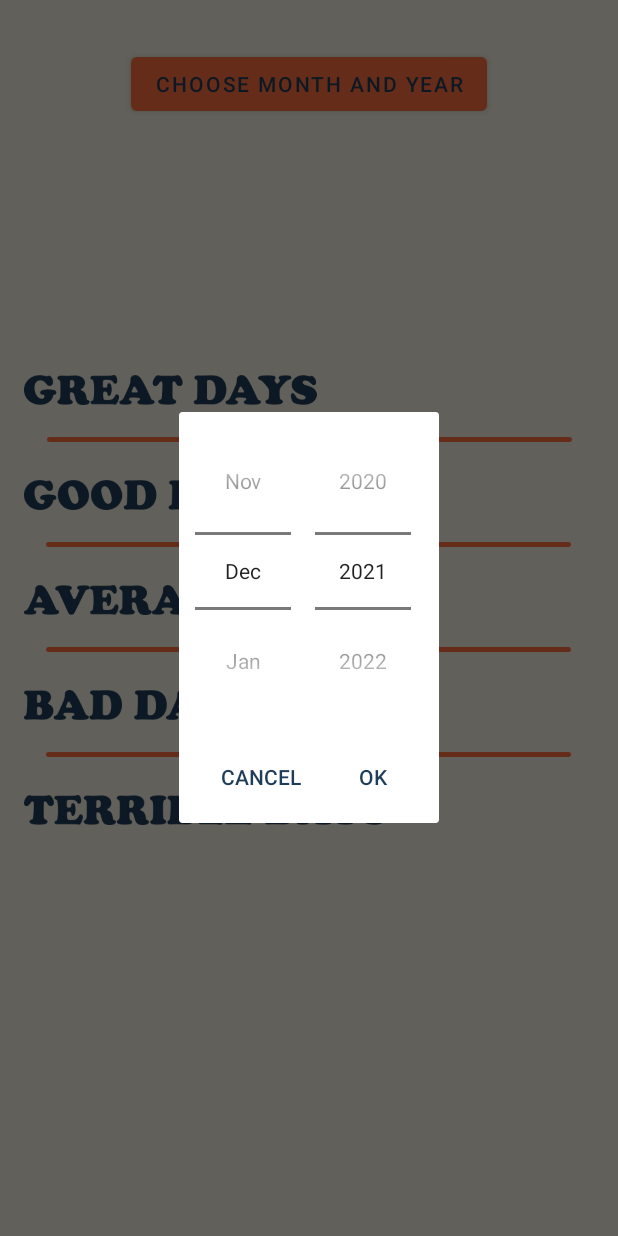
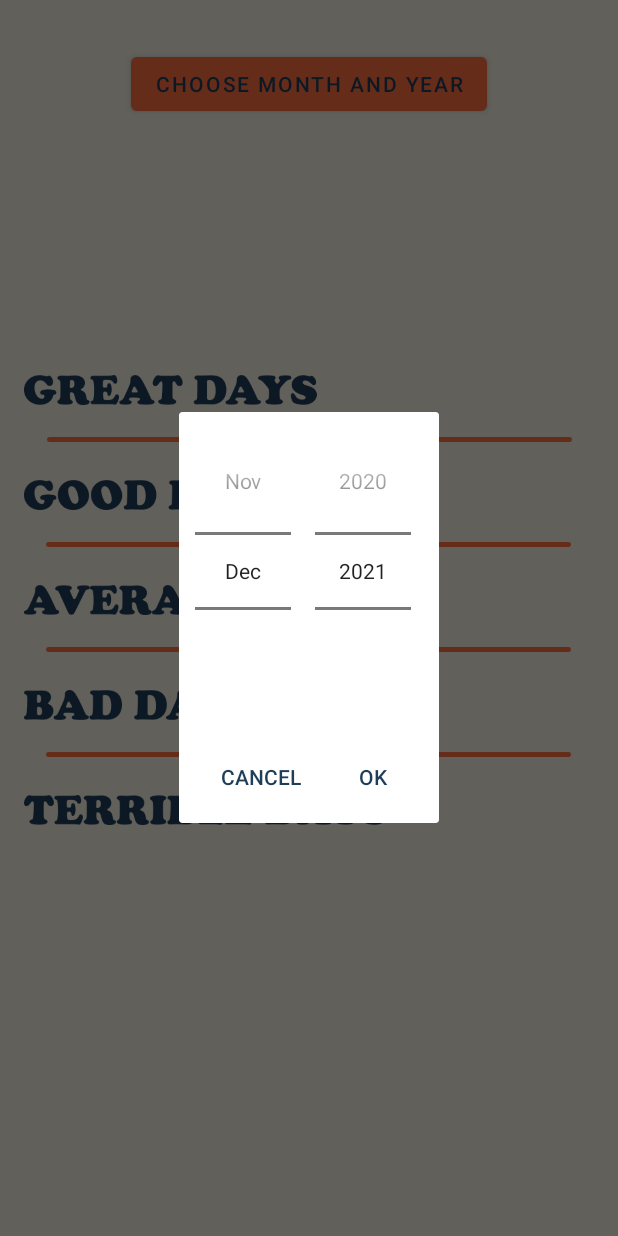
Before and after one commit to RRoager/MoodCalenderApp, an Android app: the StatisticsActivity screen opened directly, with no data from a screen before it, after a tap on "CHOOSE MONTH AND YEAR", on a phone screen of 412 x 824 dp. Run offline under Robolectric (Android 15) with nearby library versions, the phone set to English and light mode, and no system bars; Roboto replaces fonts that are not available here.

Commit message:
Statistics virker nu! Mangler at lave kommentare

```diff
--- a/app/src/main/java/com/roager/moodcalenderapp/DateActivity.java
+++ b/app/src/main/java/com/roager/moodcalenderapp/DateActivity.java
@@ -45,6 +45,7 @@ public class DateActivity extends AppCompatActivity implements Updatable {
 
     @Override
     public void update(Object o) {
+        // Sætter mood billedet
         moodImageView.setImageBitmap(Repository.getCurrentMoodDate().getBitmap());
     }
 }
--- a/app/src/main/java/com/roager/moodcalenderapp/StatisticsActivity.java
+++ b/app/src/main/java/com/roager/moodcalenderapp/StatisticsActivity.java
@@ -28,7 +28,6 @@ public class StatisticsActivity extends AppCompatActivity implements DatePickerD
     private TextView averageTextView;
     private TextView badTextView;
     private TextView terribleTextView;
-    //private DatePicker datePicker;
 
     @Override
     protected void onCreate(Bundle savedInstanceState) {
@@ -43,10 +42,6 @@ public class StatisticsActivity extends AppCompatActivity implements DatePickerD
         badTextView = findViewById(R.id.badTextView);
         terribleTextView = findViewById(R.id.terribleTextView);
 
-        //datePicker = findViewById(R.id.datePicker);
-        // Fjerner dagen på DatePickeren
-        //datePicker.findViewById(Resources.getSystem().getIdentifier("day", "id", "android")).setVisibility(View.GONE);
-
         monthYearBtn.setOnClickListener(new View.OnClickListener() {
             @Override
             public void onClick(View view) {
@@ -57,14 +52,17 @@ public class StatisticsActivity extends AppCompatActivity implements DatePickerD
 
     public void showDatePickerDialog() {
         DatePickerDialog datePickerDialog = new DatePickerDialog(
-                this,
-                R.style.CustomDatePickerDialogTheme,
-                this,
-                Calendar.getInstance().get(Calendar.YEAR),
+                this, // Sætter activitien til at være context
+                R.style.CustomDatePickerDialogTheme, // Sætter special DatePicker style så det er en spinner
+                this, // Sætter activitien til at være listener, kan lade sig gøre fordi vi har implementeret DatePickerDialog.OnDateSetListener på klassen
+                Calendar.getInstance().get(Calendar.YEAR), // Sætter viste måned og år til at være systemets
                 Calendar.getInstance().get(Calendar.MONTH),
                 Calendar.getInstance().get(Calendar.DAY_OF_MONTH)
         );
+        // Fjerner day-muligheden fra datepickeren
         ((ViewGroup) datePickerDialog.getDatePicker()).findViewById(Resources.getSystem().getIdentifier("day", "id", "android")).setVisibility(View.GONE);
+        // Fjerner muligheden for at vælge en dato i fremtiden ved at sætte maxDate til systemet
+        datePickerDialog.getDatePicker().setMaxDate(System.currentTimeMillis());
         datePickerDialog.show();
     }
 
--- a/app/src/main/res/layout/activity_statistics.xml
+++ b/app/src/main/res/layout/activity_statistics.xml
@@ -28,11 +28,12 @@ tools:context=".CalenderActivity">
         android:layout_width="wrap_content"
         android:layout_height="wrap_content"
         android:layout_marginTop="32dp"
-        android:text="CHOOSE MONTH AND YEAR"
+        android:text="@string/choose_month_and_year"
         android:textColor="#1e3d59"
         app:layout_constraintEnd_toEndOf="parent"
         app:layout_constraintStart_toStartOf="parent"
-        app:layout_constraintTop_toTopOf="parent" />
+        app:layout_constraintTop_toTopOf="parent"
+        tools:ignore="TextContrastCheck" />
 
     <TextView
         android:id="@+id/monthYearTextView"
@@ -169,7 +170,8 @@ tools:context=".CalenderActivity">
         app:layout_constraintEnd_toEndOf="parent"
         app:layout_constraintStart_toStartOf="parent"
         app:layout_constraintTop_toBottomOf="@+id/greatDaysImageView"
-        app:srcCompat="@drawable/horizontalruler" />
+        app:srcCompat="@drawable/horizontalruler"
+        tools:ignore="ImageContrastCheck" />
 
     <ImageView
         android:id="@+id/horizontalRuler2"
@@ -180,7 +182,8 @@ tools:context=".CalenderActivity">
         app:layout_constraintHorizontal_bias="0.491"
         app:layout_constraintStart_toStartOf="parent"
         app:layout_constraintTop_toBottomOf="@+id/goodDaysImageView"
-        app:srcCompat="@drawable/horizontalruler" />
+        app:srcCompat="@drawable/horizontalruler"
+        tools:ignore="ImageContrastCheck" />
 
     <ImageView
         android:id="@+id/horizontalRuler3"
@@ -191,7 +194,8 @@ tools:context=".CalenderActivity">
         app:layout_constraintHorizontal_bias="0.491"
         app:layout_constraintStart_toStartOf="parent"
         app:layout_constraintTop_toBottomOf="@+id/averageDaysImageView"
-        app:srcCompat="@drawable/horizontalruler" />
+        app:srcCompat="@drawable/horizontalruler"
+        tools:ignore="ImageContrastCheck" />
 
     <ImageView
         android:id="@+id/horizontalRuler4"
@@ -202,5 +206,6 @@ tools:context=".CalenderActivity">
         app:layout_constraintHorizontal_bias="0.491"
         app:layout_constraintStart_toStartOf="parent"
         app:layout_constraintTop_toBottomOf="@+id/badDaysImageView"
-        app:srcCompat="@drawable/horizontalruler" />
+        app:srcCompat="@drawable/horizontalruler"
+        tools:ignore="ImageContrastCheck" />
 </androidx.constraintlayout.widget.ConstraintLayout>
--- a/app/src/main/res/values/strings.xml
+++ b/app/src/main/res/values/strings.xml
@@ -13,4 +13,5 @@
     <string name="your_mood_calender">Your mood Calender</string>
     <string name="set_today_s_mood">Set Today\'s Mood</string>
     <string name="text_logo">Text Logo</string>
+    <string name="choose_month_and_year">CHOOSE MONTH AND YEAR</string>
 </resources>
```
Also changed, not shown: app/src/main/java/com/roager/moodcalenderapp/repository/Repository.java (+1 -29 lines).
